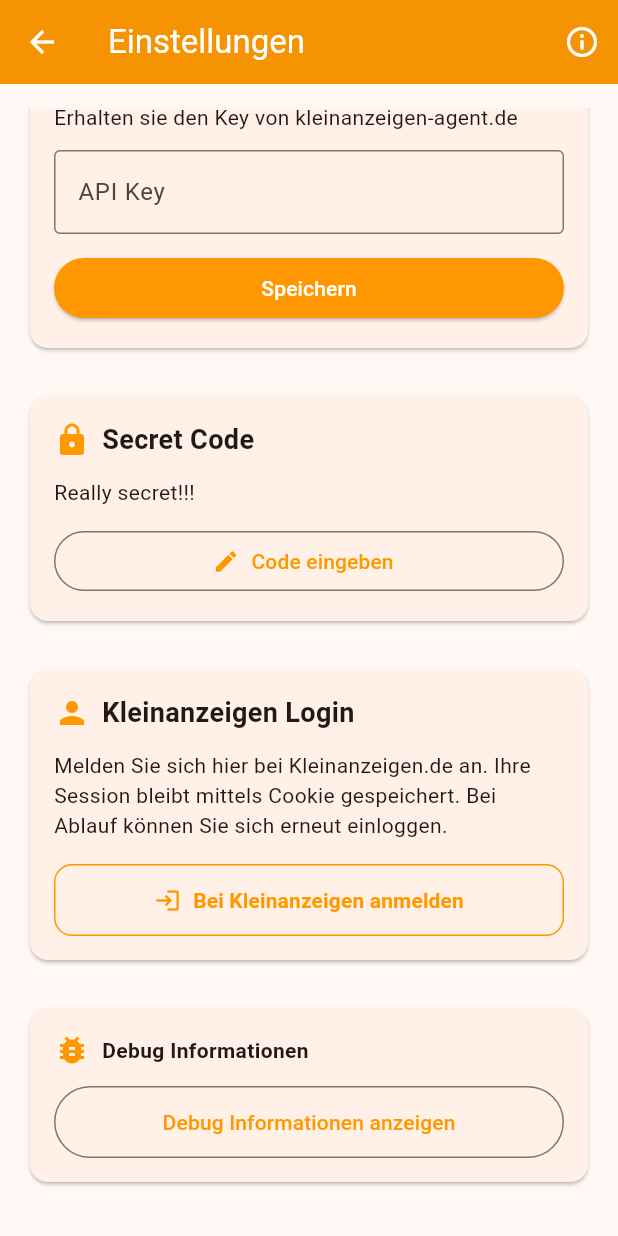
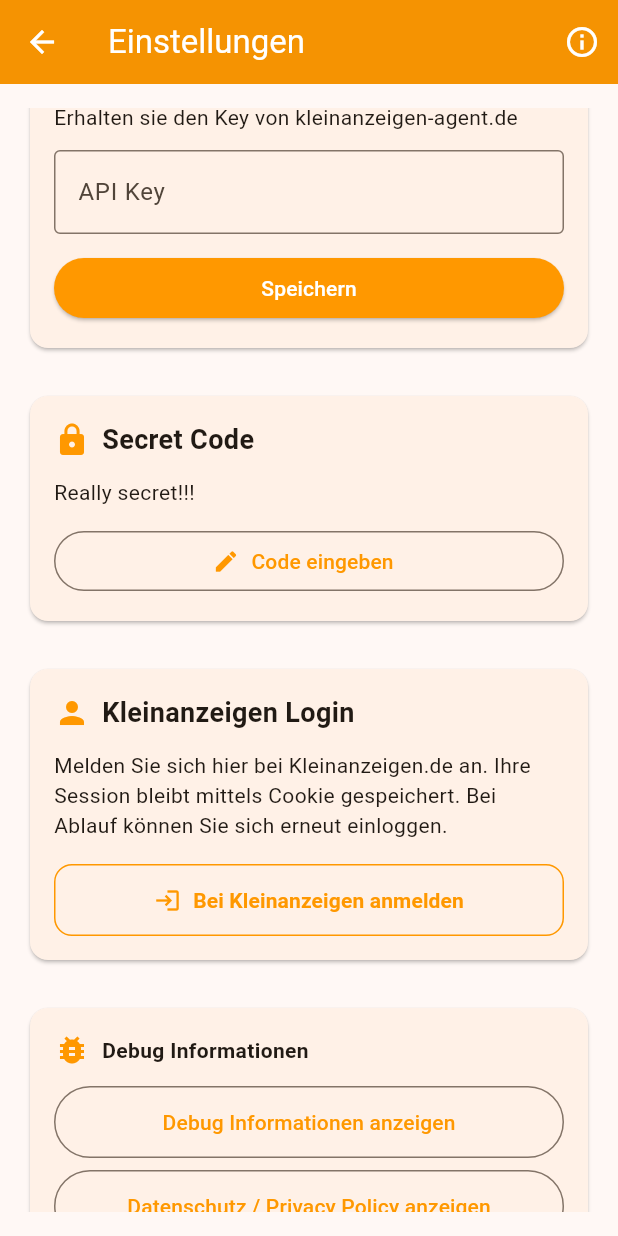
Before and after one commit to Redstonekey/schnell_verkauf, a Flutter app: the ApiKeySettingsScreen screen opened directly, scrolled down 746 dp, on a phone screen of 412 x 824 dp. Run offline on Flutter 3.47's test engine with Material 3 defaults, Android fonts, the phone set to English and light mode, and no system bars; our stand-ins replace camera, flutter_markdown, google_generative_ai, google_mobile_ads, image_picker, permission_handler and 2 more; missing offline and left inert: advertising_id, crop_your_image; accounts and stored records are empty; network calls fail.

Commit message:
Add Privacy Policy screen and update dependencies

```diff
--- a/lib/screens/api_key_settings_screen.dart
+++ b/lib/screens/api_key_settings_screen.dart
@@ -6,6 +6,7 @@ import '../services/smart_pricing_settings.dart';
 import '../services/ads_agent_key_manager.dart';
 import 'package:flutter/services.dart';
 import 'package:advertising_id/advertising_id.dart';
+import 'privacy_policy_screen.dart';
 
 class ApiKeySettingsScreen extends StatefulWidget {
   const ApiKeySettingsScreen({super.key});
@@ -712,10 +713,25 @@ class _ApiKeySettingsScreenState extends State<ApiKeySettingsScreen> {
                     const SizedBox(height: 12),
                     SizedBox(
                       width: double.infinity,
-                      child: OutlinedButton(
-                        onPressed: _showDebugInfo,
-                        style: OutlinedButton.styleFrom(padding: const EdgeInsets.symmetric(vertical: 14)),
-                        child: const Text('Debug Informationen anzeigen'),
+                      child: Column(
+                        crossAxisAlignment: CrossAxisAlignment.stretch,
+                        children: [
+                          OutlinedButton(
+                            onPressed: _showDebugInfo,
+                            style: OutlinedButton.styleFrom(padding: const EdgeInsets.symmetric(vertical: 14)),
+                            child: const Text('Debug Informationen anzeigen'),
+                          ),
+                          const SizedBox(height: 8),
+                          OutlinedButton(
+                            onPressed: () {
+                              Navigator.of(context).push(
+                                MaterialPageRoute(builder: (c) => const PrivacyPolicyScreen()),
+                              );
+                            },
+                            style: OutlinedButton.styleFrom(padding: const EdgeInsets.symmetric(vertical: 14)),
+                            child: const Text('Datenschutz / Privacy Policy anzeigen'),
+                          ),
+                        ],
                       ),
                     ),
                   ],
--- a/pubspec.yaml
+++ b/pubspec.yaml
@@ -68,6 +68,7 @@ dependencies:
   # Ads
   google_mobile_ads: ^4.0.0
   url_launcher: ^6.3.0
+  flutter_markdown: ^0.7.7+1
 
 dev_dependencies:
   flutter_test:
@@ -95,6 +96,7 @@ flutter:
     # Fallback Banner (320x50 empfohlen) – ersetze die Datei durch dein eigenes PNG
     - assets/ads/fallback_banner.png
     - assets/logo/logo.png
+    - assets/docs/PRIVACY_POLICY.md
 
   # To add assets to your application, add an assets section, like this:
   # assets:
```
Also changed, not shown: lib/screens/privacy_policy_screen.dart (added, +54 -0 lines), pubspec.lock, 1 other file.
